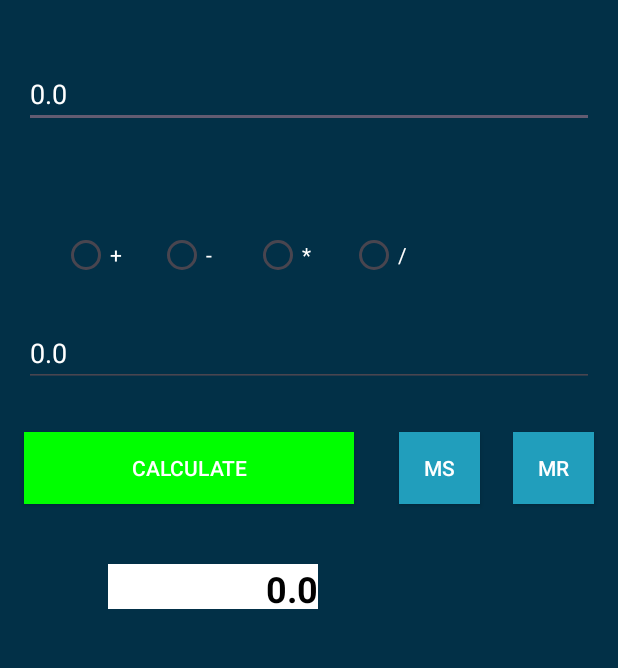
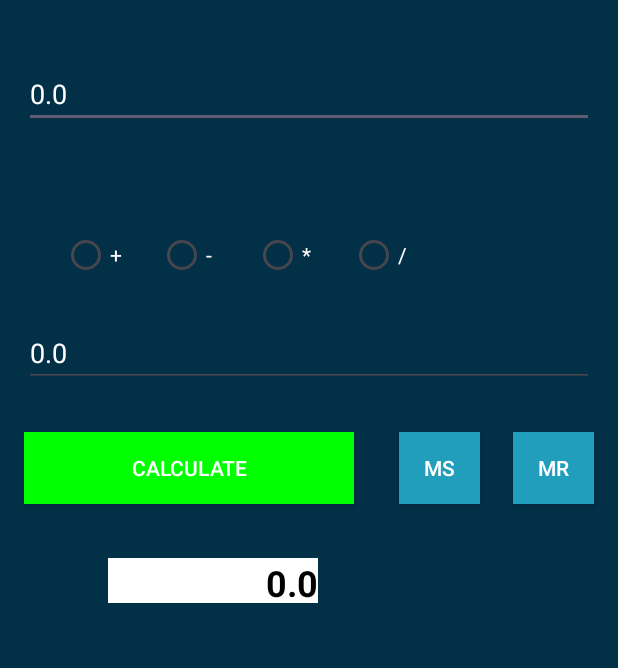
Before and after one commit to MfellnerDev/SEW-7a-Calculator, an Android app: the screen it shows after launch (MainActivity), after a tap on "MR", on a phone screen of 412 x 824 dp, the part 174-842 px from its top. Run offline under Robolectric (Android 15) with nearby library versions, the phone set to English and light mode, and no system bars; 2 other taps on this screen came first.

```diff
--- a/app/src/main/java/com/example/mfellner/sew_7a_calculator/MainActivity.java
+++ b/app/src/main/java/com/example/mfellner/sew_7a_calculator/MainActivity.java
@@ -16,14 +16,17 @@ import android.widget.RadioGroup;
 import android.widget.TextView;
 import android.widget.Toast;
 
+import java.util.HashMap;
+import java.util.Map;
+
 public class MainActivity extends AppCompatActivity {
     private char calcOperation;
     private Button calculateButton;
 
-    EditText inputFirstValue;
-    EditText inputSecondValue;
+    private EditText inputFirstValue;
+    private EditText inputSecondValue;
 
-    TextView resultView;
+    private TextView resultView;
 
     @SuppressLint("ClickableViewAccessibility")
     @Override
@@ -31,31 +34,23 @@ public class MainActivity extends AppCompatActivity {
         super.onCreate(savedInstanceState);
         setContentView(R.layout.activity_main);
 
-        //get all radiobuttons
-        Button addButton = findViewById(R.id.radio_addition);
-        Button subButton = findViewById(R.id.radio_subtraction);
-        Button multButton = findViewById(R.id.radio_multiplication);
-        Button divButton = findViewById(R.id.radio_division);
+        //make the radio buttons ready for use
+        setupRadioButtons();
 
-        //add an eventlistener to all buttons
-        setupButtonClickListener(addButton, '+');
-        setupButtonClickListener(subButton, '-');
-        setupButtonClickListener(multButton, '*');
-        setupButtonClickListener(divButton, '/');
-
-        resultView = findViewById(R.id.text_result);
-
+        this.resultView = findViewById(R.id.text_result);
         this.calculateButton = findViewById(R.id.button_calculate);
         this.inputFirstValue = findViewById(R.id.edit_text_first);
         this.inputSecondValue = findViewById(R.id.edit_text_second);
+
+        // event listener for the calculate button - execute the main event
         calculateButton.setOnClickListener(new View.OnClickListener()  {
             public void onClick (View v)    {
-
-                double firstValue = extractInputAndConvertToDouble(inputFirstValue);
-                double secondValue = extractInputAndConvertToDouble(inputSecondValue);
+                // get and extract the numeric value out of the field
+                double firstValue = parseStringToDouble(inputFirstValue.getText().toString());
+                double secondValue = parseStringToDouble(inputSecondValue.getText().toString());
 
                 //calculate the result
-                double result = performOperation(firstValue, secondValue);
+                double result = performCalculation(firstValue, secondValue);
 
                 // make result visible
                 resultView.setText(String.valueOf(result));
@@ -73,11 +68,11 @@ public class MainActivity extends AppCompatActivity {
             public void onClick(View view) {
                 EditText inputFirstValue = findViewById(R.id.edit_text_first);
                 EditText inputSecondValue = findViewById(R.id.edit_text_second);
-                double firstValue = extractInputAndConvertToDouble(inputFirstValue);
-                double secondValue = extractInputAndConvertToDouble(inputSecondValue);
+                double firstValue = parseStringToDouble(inputFirstValue.getText().toString());
+                double secondValue = parseStringToDouble(inputSecondValue.getText().toString());
 
                 //save the values
-                storeInputIntoSharedPreferences(firstValue, secondValue);
+                saveInputToSharedPreferences(firstValue, secondValue);
             }
         });
 
@@ -85,9 +80,10 @@ public class MainActivity extends AppCompatActivity {
         mrButton.setOnClickListener(new View.OnClickListener()  {
             @Override
             public void onClick(View view)  {
-                double[] retrievedValues = retrieveStoredValuesFromSharedPreferences();
-                inputFirstValue.setText(String.valueOf(retrievedValues[0]));
-                inputSecondValue.setText(String.valueOf(retrievedValues[1]));
+                // retrieve the stored values and update the EditText view components
+                Map<String, Double> retrievedValues = retrieveStoredValuesFromSharedPreferences();
+                inputFirstValue.setText(String.valueOf(retrievedValues.get("firstValue")));
+                inputSecondValue.setText(String.valueOf(retrievedValues.get("secondValue")));
             }
         });
 
@@ -96,6 +92,7 @@ public class MainActivity extends AppCompatActivity {
             public boolean onTouch(View v, MotionEvent event) {
                 if (event.getAction() == MotionEvent.ACTION_DOWN) {
                     resultView.setText("0");
+                    resultView.setTextColor(Color.BLACK);
                     return true;
                 }
                 return false;
@@ -103,25 +100,59 @@ public class MainActivity extends AppCompatActivity {
         });
     }
 
-    private double extractInputAndConvertToDouble(EditText editText)  {
+    private void setupRadioButtons()    {
+        //get all radiobuttons
+        Button addButton = findViewById(R.id.radio_addition);
+        Button subButton = findViewById(R.id.radio_subtraction);
+        Button multButton = findViewById(R.id.radio_multiplication);
+        Button divButton = findViewById(R.id.radio_division);
+
+        //add an eventlistener to all buttons
+        setupRadioButtonClickListener(addButton, '+');
+        setupRadioButtonClickListener(subButton, '-');
+        setupRadioButtonClickListener(multButton, '*');
+        setupRadioButtonClickListener(divButton, '/');
+    }
+
+    /**
+     * Parse a given String into a double variable
+     * @param textToParse the text that should get parsed
+     * @return a double containing the text
+     */
+    private double parseStringToDouble(String textToParse)  {
         try {
-            return Double.parseDouble(editText.getText().toString());
-        }   catch (Exception ex)    {
-            System.err.println("Error!" + ex.getMessage());
+            return Double.parseDouble(textToParse);
+        }   catch (NumberFormatException numFoEx)    {
+            System.err.println("Error! " + numFoEx.getMessage());
             return 0;
         }
     }
 
-    private void setupButtonClickListener(Button button, char calcOperation) {
-        button.setOnClickListener(new View.OnClickListener() {
+    /**
+     * Sets the clicklistener for our radio button - also decides, which operation (char)
+     * is selected by the user
+     * @param radioButton radio button
+     * @param selectedCalcOperation the operation that should be set
+     */
+    private void setupRadioButtonClickListener(Button radioButton, char selectedCalcOperation) {
+        radioButton.setOnClickListener(new View.OnClickListener() {
             @Override
             public void onClick(View view) {
-                setCalcOperation(calcOperation);
+                calcOperation = selectedCalcOperation;
+                Log.i("HAIII", String.valueOf(calcOperation));
             }
         });
     }
 
-    private double performOperation(double firstValue, double secondValue)    {
+
+
+    /**
+     * Takes the values and the calc operation and performs the calculation
+     * @param firstValue first double value
+     * @param secondValue second double value
+     * @return the result or 0
+     */
+    private double performCalculation(double firstValue, double secondValue)    {
         switch (this.calcOperation) {
             case '+':
                 return firstValue + secondValue;
@@ -136,13 +167,13 @@ public class MainActivity extends AppCompatActivity {
         }
     }
 
-    public void setCalcOperation(char calcOperation) {
-        this.calcOperation = calcOperation;
-    }
-
-    private void storeInputIntoSharedPreferences(double firstValue, double secondValue)  {
+    /**
+     * Saves the user input to the (private) shared preferences
+     * @param firstValue first double value
+     * @param secondValue second double value
+     */
+    private void saveInputToSharedPreferences(double firstValue, double secondValue)  {
         SharedPreferences sharedPreferences = getSharedPreferences("sharedPref", Context.MODE_PRIVATE);
-
 
         SharedPreferences.Editor edit = sharedPreferences.edit();
         // put our input in the editor
@@ -152,30 +183,44 @@ public class MainActivity extends AppCompatActivity {
         edit.apply();
 
         //show toast to user
-        Toast toast = Toast.makeText(this, "Saved", Toast.LENGTH_SHORT);
+        this.showShortToast("Saved");
+    }
+
+    /**
+     * Retrieves stored values from (private) shared preferences and stores them into a map
+     * @return a map containing the retrieved first and second value
+     */
+    private Map<String, Double> retrieveStoredValuesFromSharedPreferences()    {
+        SharedPreferences sharedPreferences = getSharedPreferences("sharedPref", Context.MODE_PRIVATE);
+
+        // get values out of shared preferences
+        String firstValueString = sharedPreferences.getString("firstValue", "");
+        String secondValueString = sharedPreferences.getString("secondValue", "");
+
+        Map<String, Double> retrievedValues = new HashMap<>();
+
+        // check if there are values stored
+        if (firstValueString.isEmpty() || secondValueString.isEmpty())  {
+            // show warning-toast
+            this.showShortToast("There are no values saved!");
+            retrievedValues.put("firstValue", 0.0);
+            retrievedValues.put("secondValue", 0.0);
+        }   else {
+            retrievedValues.put("firstValue", parseStringToDouble(firstValueString));
+            retrievedValues.put("secondValue", parseStringToDouble(secondValueString));
+            this.showShortToast("Loaded values.");
+        }
+        return retrievedValues;
+    }
+
+    private void showShortToast(String message) {
+        Toast toast = Toast.makeText(this, message, Toast.LENGTH_SHORT);
         toast.show();
     }
 
-    private double[] retrieveStoredValuesFromSharedPreferences()    {
-        SharedPreferences sharedPreferences = getSharedPreferences("sharedPref", Context.MODE_PRIVATE);
-        double[] values = new double[2];
-        String firstValueString = sharedPreferences.getString("firstValue", "");
-        String secondValueString = sharedPreferences.getString("secondValue", "");
-        if (firstValueString.isEmpty() || secondValueString.isEmpty())  {
-            // show warning-toast
-            Toast toast = Toast.makeText(this, "There are no values saved!", Toast.LENGTH_LONG);
-            toast.show();
-            values[0] = 0;
-            values[1] = 0;
-        }   else {
-            Toast toast = Toast.makeText(this, "Loaded values.", Toast.LENGTH_SHORT);
-            toast.show();
-            values[0] = Double.parseDouble(firstValueString);
-            values[1] = Double.parseDouble(secondValueString);
-        }
-        return values;
-    }
-
+    /**
+     * If the app is in focus -> set the calculate button color to green
+     */
     @Override
     public void onResume() {
         super.onResume();
--- a/app/src/main/res/layout/activity_main.xml
+++ b/app/src/main/res/layout/activity_main.xml
@@ -1,5 +1,6 @@
 <?xml version="1.0" encoding="utf-8"?>
-<androidx.constraintlayout.widget.ConstraintLayout xmlns:android="http://schemas.android.com/apk/res/android"
+<androidx.constraintlayout.widget.ConstraintLayout
+    xmlns:android="http://schemas.android.com/apk/res/android"
     xmlns:app="http://schemas.android.com/apk/res-auto"
     xmlns:tools="http://schemas.android.com/tools"
     android:layout_width="match_parent"
@@ -53,9 +54,10 @@
         android:layout_marginEnd="16dp"
         android:layout_marginBottom="40dp"
         android:ems="10"
-        android:inputType="text"
-        android:text="@string/first_value_placeholder"
+        android:hint="@string/first_value_placeholder"
+        android:inputType="numberDecimal"
         android:textColor="@color/white"
+        android:textColorHint="@color/white"
         app:layout_constraintBottom_toTopOf="@+id/radio_addition"
         app:layout_constraintEnd_toEndOf="parent"
         app:layout_constraintHorizontal_bias="0.0"
@@ -71,9 +73,10 @@
         android:layout_marginEnd="16dp"
         android:layout_marginBottom="30dp"
         android:ems="10"
-        android:inputType="text"
-        android:text="@string/second_value_placeholder"
+        android:hint="@string/second_value_placeholder"
+        android:inputType="numberDecimal"
         android:textColor="@color/white"
+        android:textColorHint="@color/white"
         app:layout_constraintBottom_toTopOf="@+id/button_calculate"
         app:layout_constraintEnd_toEndOf="parent"
         app:layout_constraintHorizontal_bias="0.0"
@@ -179,20 +182,14 @@
         android:id="@+id/text_result"
         android:layout_width="140dp"
         android:layout_height="30dp"
-        android:layout_marginStart="157dp"
-        android:layout_marginTop="40dp"
-        android:layout_marginEnd="200dp"
-        android:layout_marginBottom="251dp"
+        android:layout_marginTop="36dp"
+        android:layout_marginEnd="24dp"
         android:background="#FFFFFF"
         android:text="@string/text_result_default"
         android:textAlignment="viewEnd"
         android:textSize="24sp"
         android:textStyle="bold"
-        app:layout_constraintBottom_toBottomOf="parent"
-        app:layout_constraintEnd_toEndOf="parent"
-        app:layout_constraintHorizontal_bias="1.0"
-        app:layout_constraintStart_toStartOf="parent"
-        app:layout_constraintTop_toBottomOf="@+id/button_calculate"
-        app:layout_constraintVertical_bias="0.0" />
+        app:layout_constraintEnd_toEndOf="@+id/button_calculate"
+        app:layout_constraintTop_toBottomOf="@+id/button_calculate" />
 
 </androidx.constraintlayout.widget.ConstraintLayout>
```
